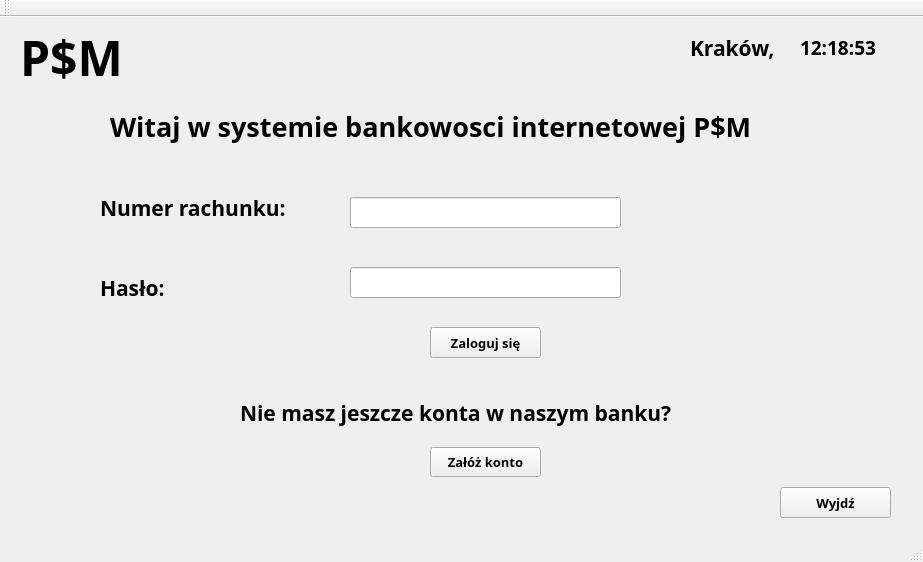
This is BankSoftware/BankSoftware/BankSoftware.ui in pSus365/BankSimulator as Qt 5 draws it before an edit. The edited form follows.
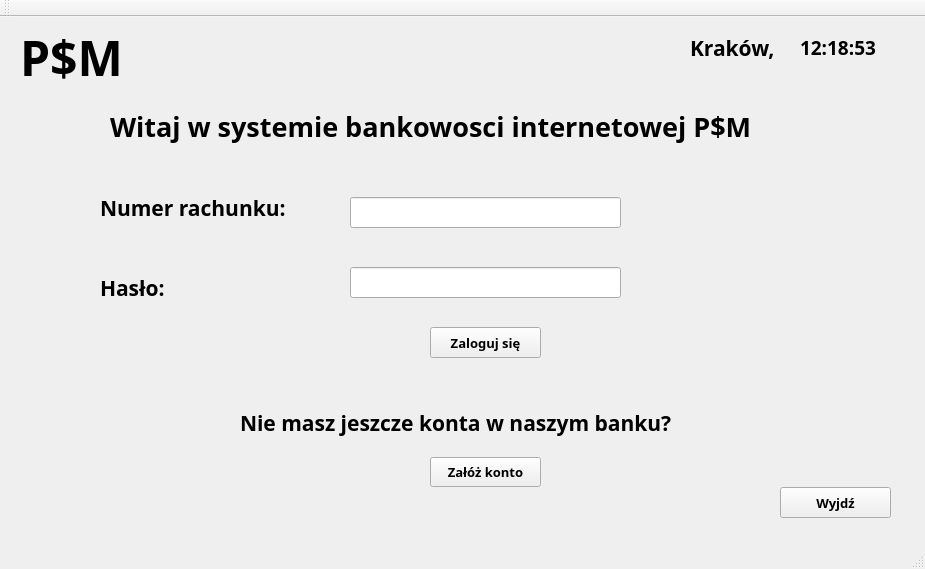
This is the edited form.

Commit message: featur-new-client-page-buttons

The edit to the form file:
```diff
--- a/BankSoftware/BankSoftware/BankSoftware.ui
+++ b/BankSoftware/BankSoftware/BankSoftware.ui
@@ -6,8 +6,8 @@
    <rect>
     <x>0</x>
     <y>0</y>
-    <width>923</width>
-    <height>562</height>
+    <width>925</width>
+    <height>569</height>
    </rect>
   </property>
   <property name="windowTitle">
@@ -155,7 +155,7 @@
     <property name="geometry">
      <rect>
       <x>240</x>
-      <y>380</y>
+      <y>390</y>
       <width>491</width>
       <height>31</height>
      </rect>
@@ -175,7 +175,7 @@
     <property name="geometry">
      <rect>
       <x>430</x>
-      <y>430</y>
+      <y>440</y>
       <width>111</width>
       <height>30</height>
      </rect>
```
Left out of the diff: 6 changed lines with no effect on the pictures. The commit also changes 3 other files.
